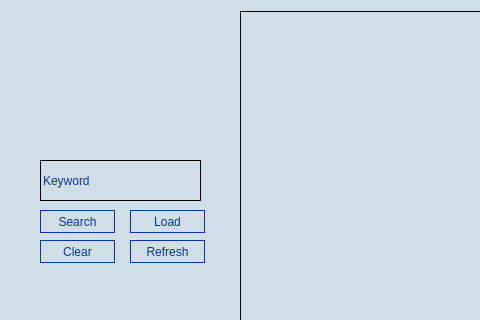
Before: the Qt Designer form gui/app.ui in dewy413/Scrappy, drawn with Qt 5; both pictures show x 0 to 480 and y 0 to 320 of the 800 by 600 pixel window.
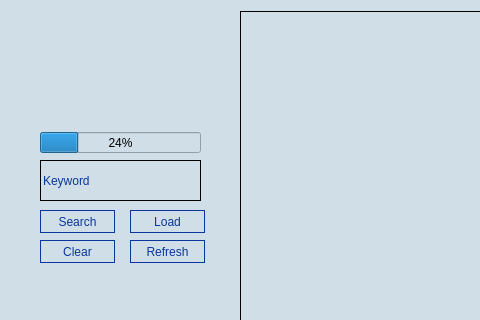
After: the same form once the commit is applied. Icons and pictures are not drawn.

```diff
--- a/gui/app.ui
+++ b/gui/app.ui
@@ -150,6 +150,22 @@
      <string>Refresh</string>
     </property>
    </widget>
+   <widget class="QProgressBar" name="progressBar">
+    <property name="geometry">
+     <rect>
+      <x>40</x>
+      <y>132</y>
+      <width>161</width>
+      <height>21</height>
+     </rect>
+    </property>
+    <property name="styleSheet">
+     <string notr="true"/>
+    </property>
+    <property name="value">
+     <number>24</number>
+    </property>
+   </widget>
   </widget>
  </widget>
  <resources/>
```
